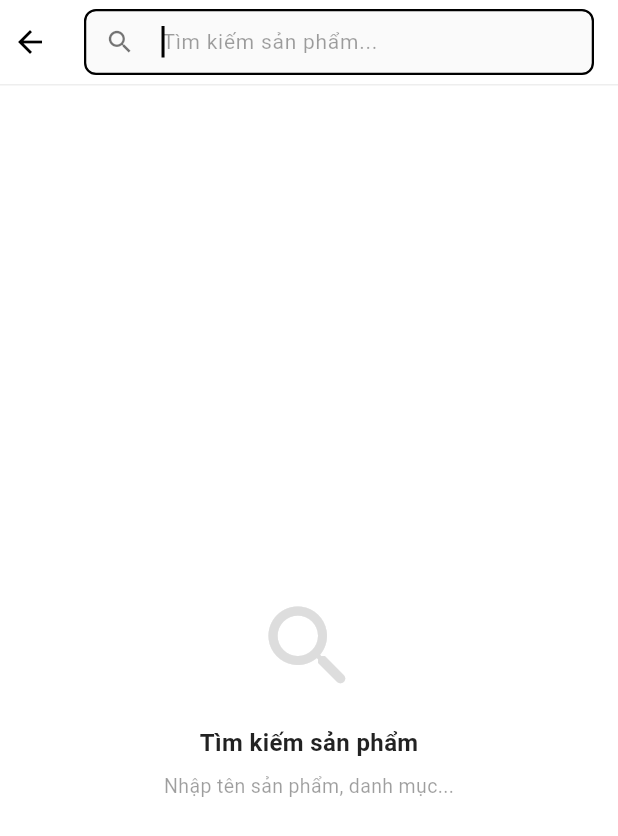
After one commit to tamfc123/fashion_fontend, a Flutter app: the SearchPage screen opened directly, on a phone screen of 412 x 824 dp. The commit adds this screen. Shown: the top 836 px of the screen. Run offline on Flutter 3.47's test engine with Material 3 defaults, Android fonts, the phone set to English and light mode, and no system bars; our stand-ins replace connectivity_plus, dartz, equatable, flutter_bloc, flutter_secure_storage, get_it and 4 more; accounts and stored records are empty; network calls fail.

Commit message:
feat: implement product search feature

```diff
--- a/lib/features/product/presentation/bloc/product_event.dart
+++ b/lib/features/product/presentation/bloc/product_event.dart
@@ -25,3 +25,12 @@ class GetProductsEvent extends ProductEvent {
   @override
   List<Object?> get props => [page, limit, category, search, isRefresh];
 }
+
+class SearchProductsEvent extends ProductEvent {
+  final String query;
+
+  const SearchProductsEvent({required this.query});
+
+  @override
+  List<Object?> get props => [query];
+}
--- a/lib/features/product/presentation/bloc/product_state.dart
+++ b/lib/features/product/presentation/bloc/product_state.dart
@@ -30,3 +30,5 @@ class ProductError extends ProductState {
   @override
   List<Object?> get props => [message];
 }
+
+class ProductSearching extends ProductState {}
--- /dev/null
+++ b/lib/features/product/presentation/pages/search_page.dart
@@ -0,0 +1,270 @@
+import 'dart:async';
+import 'package:flutter/material.dart';
+import 'package:flutter_bloc/flutter_bloc.dart';
+import '../../../../injection_container.dart';
+import '../bloc/product_bloc.dart';
+import '../bloc/product_event.dart';
+import '../bloc/product_state.dart';
+import '../widgets/product_card.dart';
+import 'product_detail_page.dart';
+
+class SearchPage extends StatefulWidget {
+  const SearchPage({super.key});
+
+  @override
+  State<SearchPage> createState() => _SearchPageState();
+}
+
+class _SearchPageState extends State<SearchPage> {
+  final TextEditingController _controller = TextEditingController();
+  Timer? _debounce;
+  bool _hasText = false;
+
+  @override
+  void initState() {
+    super.initState();
+    _controller.addListener(() {
+      setState(() {
+        _hasText = _controller.text.isNotEmpty;
+      });
+    });
+  }
+
+  @override
+  void dispose() {
+    _controller.dispose();
+    _debounce?.cancel();
+    super.dispose();
+  }
+
+  void _onSearchChanged(String query, BuildContext blocContext) {
+    _debounce?.cancel();
+    _debounce = Timer(const Duration(milliseconds: 500), () {
+      blocContext.read<ProductBloc>().add(
+        SearchProductsEvent(query: query.trim()),
+      );
+    });
+  }
+
+  void _clearSearch(BuildContext blocContext) {
+    _controller.clear();
+    blocContext.read<ProductBloc>().add(
+      const SearchProductsEvent(query: ''),
+    );
+  }
+
+  @override
+  Widget build(BuildContext context) {
+    return BlocProvider(
+      create: (_) => sl<ProductBloc>(),
+      child: Builder(
+        builder: (blocContext) {
+          return Scaffold(
+            backgroundColor: Colors.white,
+            appBar: AppBar(
+              backgroundColor: Colors.white,
+              elevation: 0,
+              leadingWidth: 40,
+              leading: IconButton(
+                padding: EdgeInsets.zero,
+                icon: const Icon(Icons.arrow_back, color: Colors.black),
+                onPressed: () => Navigator.of(context).pop(),
+              ),
+              title: Container(
+                height: 44,
+                decoration: BoxDecoration(
+                  color: const Color(0xFFF5F5F5),
+                  borderRadius: BorderRadius.circular(12),
+                ),
+                child: TextField(
+                  controller: _controller,
+                  autofocus: true,
+                  textAlignVertical: TextAlignVertical.center,
+                  decoration: InputDecoration(
+                    contentPadding: EdgeInsets.zero,
+                    border: InputBorder.none,
+                    prefixIcon: const Icon(
+                      Icons.search,
+                      color: Colors.black54,
+                      size: 20,
+                    ),
+                    hintText: 'Tìm kiếm sản phẩm...',
+                    hintStyle: const TextStyle(
+                      color: Colors.black38,
+                      fontSize: 14,
+                    ),
+                    suffixIcon: _hasText
+                        ? GestureDetector(
+                            onTap: () => _clearSearch(blocContext),
+                            child: const Icon(
+                              Icons.cancel,
+                              color: Colors.black38,
+                              size: 18,
+                            ),
+                          )
+                        : null,
+                  ),
+                  style: const TextStyle(fontSize: 14, color: Colors.black87),
+                  onChanged: (query) => _onSearchChanged(query, blocContext),
+                ),
+              ),
+              bottom: PreferredSize(
+                preferredSize: const Size.fromHeight(1),
+                child: Container(color: const Color(0xFFEEEEEE), height: 1),
+              ),
+            ),
+            body: BlocBuilder<ProductBloc, ProductState>(
+              builder: (context, state) {
+                if (state is ProductInitial) {
+                  return _buildInitialState();
+                }
+
+                if (state is ProductSearching) {
+                  return const Center(
+                    child: CircularProgressIndicator(
+                      color: Colors.black,
+                      strokeWidth: 2,
+                    ),
+                  );
+                }
+
+                if (state is ProductError) {
+                  return _buildErrorState(state.message);
+                }
+
+                if (state is ProductLoaded) {
+                  if (state.products.isEmpty) {
+                    return _buildEmptyState();
+                  }
+                  return _buildGrid(context, state);
+                }
+
+                return const SizedBox.shrink();
+              },
+            ),
+          );
+        },
+      ),
+    );
+  }
+
+  // ─── Trạng thái gợi ý ban đầu ──────────────────────────
+  Widget _buildInitialState() {
+    return Center(
+      child: Column(
+        mainAxisSize: MainAxisSize.min,
+        crossAxisAlignment: CrossAxisAlignment.center,
+        children: [
+        const SizedBox(height: 48),
+        const Icon(Icons.search_rounded, size: 72, color: Color(0xFFDDDDDD)),
+        const SizedBox(height: 16),
+        const Text(
+          'Tìm kiếm sản phẩm',
+          style: TextStyle(
+            fontSize: 16,
+            fontWeight: FontWeight.w600,
+            color: Colors.black87,
+          ),
+        ),
+        const SizedBox(height: 8),
+        const Text(
+          'Nhập tên sản phẩm, danh mục...',
+          style: TextStyle(fontSize: 13, color: Colors.black38),
+        ),
+        ],
+      ),
+    );
+  }
+
+
+  // ─── Không tìm thấy ───────────────────────────────────
+  Widget _buildEmptyState() {
+    return Center(
+      child: Column(
+        mainAxisSize: MainAxisSize.min,
+        children: [
+          const Icon(Icons.search_off_rounded, size: 72, color: Color(0xFFDDDDDD)),
+          const SizedBox(height: 16),
+          const Text(
+            'KHÔNG TÌM THẤY KẾT QUẢ',
+            style: TextStyle(
+              fontWeight: FontWeight.w800,
+              letterSpacing: 2,
+              fontSize: 14,
+            ),
+          ),
+          const SizedBox(height: 8),
+          Text(
+            'Thử tìm kiếm với từ khoá khác',
+            style: TextStyle(fontSize: 13, color: Colors.grey.shade500),
+          ),
+        ],
+      ),
+    );
+  }
+
+  // ─── Lỗi ──────────────────────────────────────────────
+  Widget _buildErrorState(String message) {
+    return Center(
+      child: Column(
+        mainAxisSize: MainAxisSize.min,
+        children: [
+          const Icon(Icons.wifi_off_rounded, size: 56, color: Color(0xFFDDDDDD)),
+          const SizedBox(height: 16),
+          Text(
+            message,
+            style: const TextStyle(color: Colors.red, fontSize: 13),
+            textAlign: TextAlign.center,
+          ),
+        ],
+      ),
+    );
+  }
+
+  // ─── Grid kết quả ─────────────────────────────────────
+  Widget _buildGrid(BuildContext context, ProductLoaded state) {
+    return Column(
+      crossAxisAlignment: CrossAxisAlignment.start,
+      children: [
+        Padding(
+          padding: const EdgeInsets.fromLTRB(16, 16, 16, 8),
+          child: Text(
+            '${state.products.length} KẾT QUẢ',
+            style: const TextStyle(
+              fontSize: 12,
+              fontWeight: FontWeight.w700,
+              letterSpacing: 1.5,
+              color: Colors.black54,
+            ),
+          ),
+        ),
+        Expanded(
+          child: GridView.builder(
+            padding: const EdgeInsets.fromLTRB(16, 0, 16, 24),
+            gridDelegate: const SliverGridDelegateWithFixedCrossAxisCount(
+              crossAxisCount: 2,
+              childAspectRatio: 0.65,
+              mainAxisSpacing: 16,
+              crossAxisSpacing: 16,
+            ),
+            itemCount: state.products.length,
+            itemBuilder: (context, index) {
+              return ProductCard(
+                product: state.products[index],
+                onTap: () {
+                  Navigator.of(context).push(
+                    MaterialPageRoute(
+                      builder: (_) => ProductDetailPage(
+                        productId: state.products[index].id,
+                      ),
+                    ),
+                  );
+                },
+              );
+            },
+          ),
+        ),
+      ],
+    );
+  }
+}
```
Also changed, not shown: lib/features/home/presentation/pages/home_page.dart (+11 -1 lines), lib/features/product/presentation/bloc/product_bloc.dart (+23 -0 lines).
